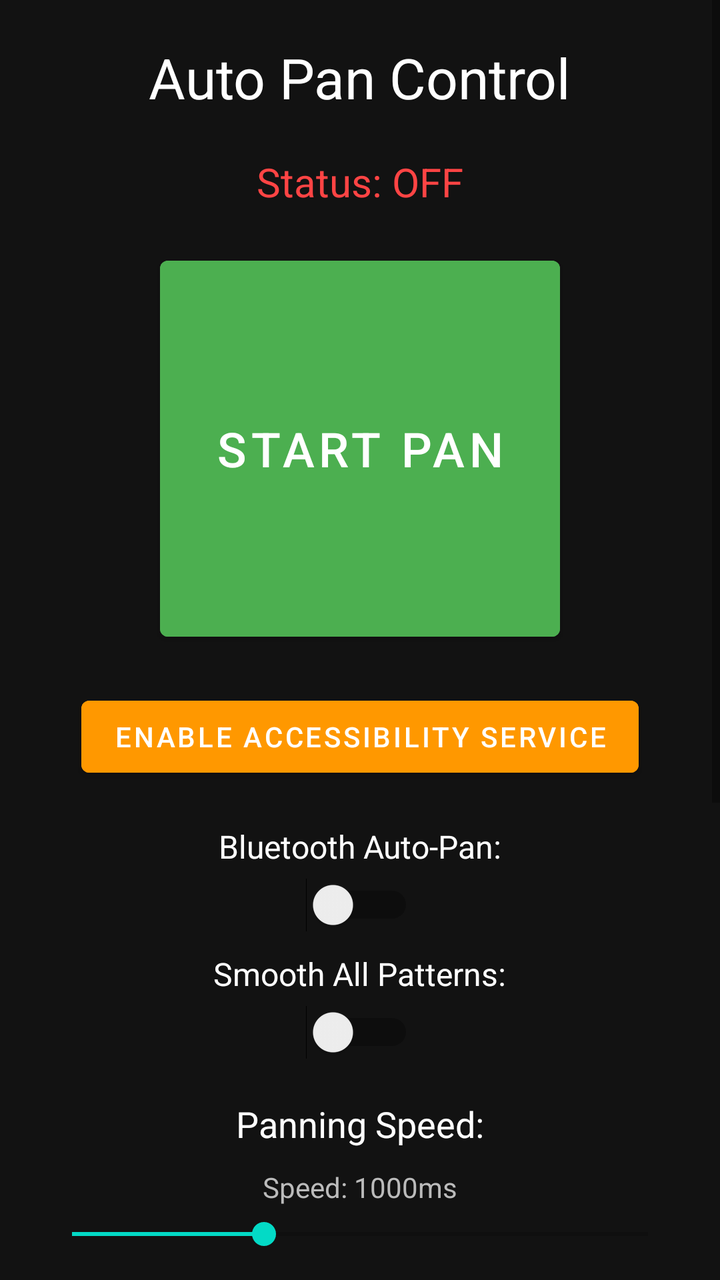
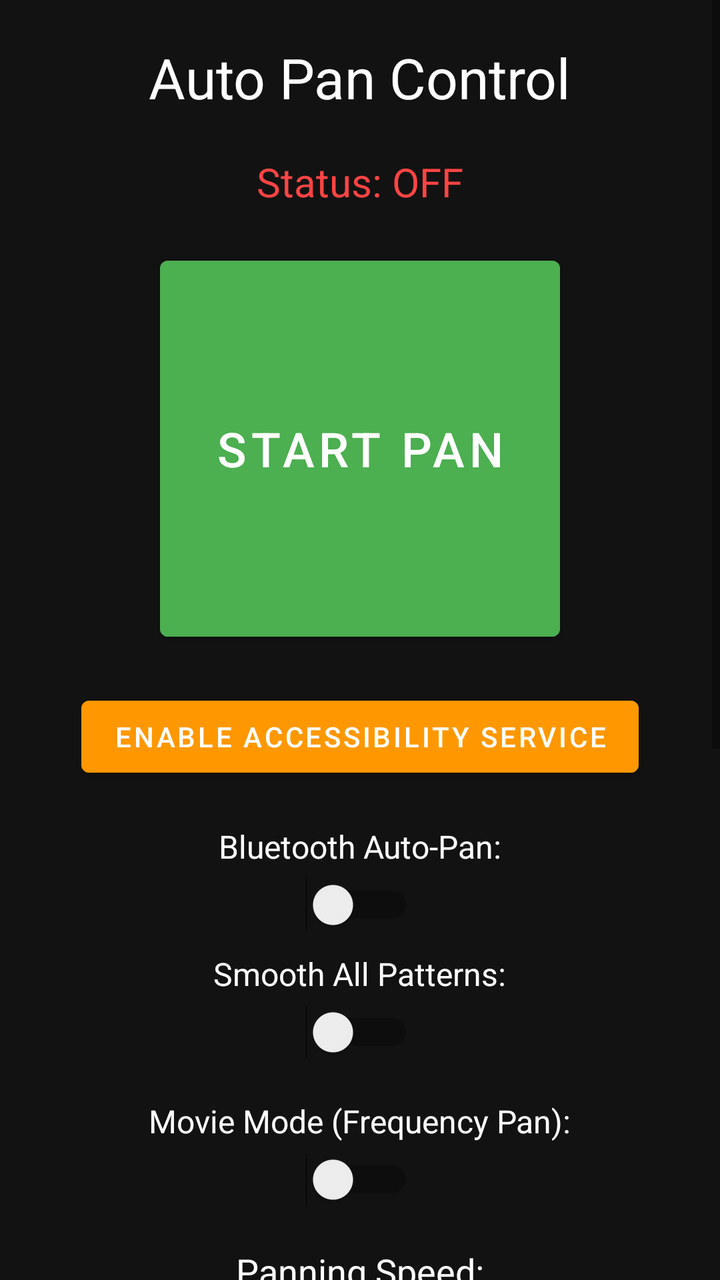

Compare the two renders of this Android layout. The source of the first and the diff that turns it into the second are given below.
<!-- AndroidManifest.xml: fallback theme Theme.MaterialComponents.DayNight.NoActionBar -->
<!-- res/layout/activity_main.xml -->
<?xml version="1.0" encoding="utf-8"?>
<ScrollView xmlns:android="http://schemas.android.com/apk/res/android"
    android:layout_width="match_parent"
    android:layout_height="match_parent"
    android:background="#121212">
    
    <LinearLayout
        android:layout_width="match_parent"
        android:layout_height="wrap_content"
        android:orientation="vertical"
        android:gravity="center"
        android:padding="20dp">
        
        <TextView
            android:layout_width="wrap_content"
            android:layout_height="wrap_content"
            android:text="Auto Pan Control"
            android:textSize="28sp"
            android:textColor="#FFFFFF"
            android:layout_marginBottom="20dp"/>
        
        <TextView
            android:id="@+id/statusText"
            android:layout_width="wrap_content"
            android:layout_height="wrap_content"
            android:text="Status: OFF"
            android:textSize="20sp"
            android:textColor="#FF4444"
            android:layout_marginBottom="20dp"/>
        
        <Button
            android:id="@+id/toggleButton"
            android:layout_width="200dp"
            android:layout_height="200dp"
            android:text="START PAN"
            android:textSize="24sp"
            android:backgroundTint="#4CAF50"
            android:layout_marginBottom="20dp"/>
        
        <Button
            android:id="@+id/accessibilityButton"
            android:layout_width="wrap_content"
            android:layout_height="wrap_content"
            android:text="Enable Accessibility Service"
            android:textSize="14sp"
            android:backgroundTint="#FF9800"
            android:layout_marginBottom="20dp"/>
        
        
        <TextView
            android:layout_width="wrap_content"
            android:layout_height="wrap_content"
            android:text="Bluetooth Auto-Pan:"
            android:textSize="16sp"
            android:textColor="#FFFFFF"
            android:layout_marginBottom="5dp"/>
        
        <Switch
            android:id="@+id/bluetoothSwitch"
            android:layout_width="wrap_content"
            android:layout_height="wrap_content"
            android:layout_marginBottom="10dp"/>
        
        <TextView
            android:layout_width="wrap_content"
            android:layout_height="wrap_content"
            android:text="Smooth All Patterns:"
            android:textSize="16sp"
            android:textColor="#FFFFFF"
            android:layout_marginBottom="5dp"/>
        
        <Switch
            android:id="@+id/smoothSwitch"
            android:layout_width="wrap_content"
            android:layout_height="wrap_content"
            android:layout_marginBottom="20dp"/>
        
        <TextView
            android:layout_width="wrap_content"
            android:layout_height="wrap_content"
            android:text="Panning Speed:"
            android:textSize="18sp"
            android:textColor="#FFFFFF"
            android:layout_marginBottom="10dp"/>
        
        <TextView
            android:id="@+id/speedText"
            android:layout_width="wrap_content"
            android:layout_height="wrap_content"
            android:text="Speed: 1000ms"
            android:textSize="14sp"
            android:textColor="#BBBBBB"
            android:layout_marginBottom="5dp"/>
        
        <SeekBar
            android:id="@+id/speedSeekBar"
            android:layout_width="match_parent"
            android:layout_height="wrap_content"
            android:max="30"
            android:progress="10"
            android:layout_marginBottom="30dp"/>
        
        <TextView
            android:layout_width="wrap_content"
            android:layout_height="wrap_content"
            android:text="Select Pattern:"
            android:textSize="20sp"
            android:textColor="#FFFFFF"
            android:layout_marginBottom="10dp"/>
        
        <RadioGroup
            android:id="@+id/patternGroup"
            android:layout_width="match_parent"
            android:layout_height="wrap_content"
            android:orientation="vertical"
            android:padding="10dp">
            
            <RadioButton
                android:id="@+id/radioSmooth"
                android:layout_width="wrap_content"
                android:layout_height="wrap_content"
                android:text="Smooth"
                android:textColor="#FFFFFF"
                android:buttonTint="#4CAF50"/>
            
            <RadioButton
                android:id="@+id/radioHard"
                android:layout_width="wrap_content"
                android:layout_height="wrap_content"
                android:text="Hard Left/Right"
                android:textColor="#FFFFFF"
                android:buttonTint="#FF9800"/>
            
            <RadioButton
                android:id="@+id/radioWave"
                android:layout_width="wrap_content"
                android:layout_height="wrap_content"
                android:text="Wave"
                android:textColor="#FFFFFF"
                android:buttonTint="#2196F3"/>
            
            <RadioButton
                android:id="@+id/radioSubtle"
                android:layout_width="wrap_content"
                android:layout_height="wrap_content"
                android:text="Subtle"
                android:textColor="#FFFFFF"
                android:buttonTint="#9C27B0"/>
            
            <RadioButton
                android:id="@+id/radioCrazy"
                android:layout_width="wrap_content"
                android:layout_height="wrap_content"
                android:text="Crazy"
                android:textColor="#FFFFFF"
                android:buttonTint="#F44336"/>
            
            <RadioButton
                android:id="@+id/radioCustom"
                android:layout_width="wrap_content"
                android:layout_height="wrap_content"
                android:text="Custom Pattern"
                android:textColor="#FFFFFF"
                android:buttonTint="#00BCD4"/>
            
        </RadioGroup>
        
        <LinearLayout
            android:id="@+id/customContainer"
            android:layout_width="match_parent"
            android:layout_height="wrap_content"
            android:orientation="vertical"
            android:visibility="gone"
            android:padding="10dp">
            
            <TextView
                android:layout_width="wrap_content"
                android:layout_height="wrap_content"
                android:text="Custom Pattern:"
                android:textSize="16sp"
                android:textColor="#00BCD4"
                android:layout_marginBottom="15dp"/>
            
            <LinearLayout
                android:layout_width="match_parent"
                android:layout_height="wrap_content"
                android:orientation="vertical"
                android:background="#1E1E1E"
                android:padding="10dp"
                android:layout_marginBottom="20dp">
                
                <LinearLayout
                    android:layout_width="match_parent"
                    android:layout_height="wrap_content"
                    android:orientation="horizontal">
                    
                    <TextView
                        android:layout_width="0dp"
                        android:layout_height="wrap_content"
                        android:layout_weight="1"
                        android:text="LEFT"
                        android:textSize="12sp"
                        android:textColor="#FF5722"
                        android:gravity="start"/>
                    
                    <TextView
                        android:layout_width="0dp"
                        android:layout_height="wrap_content"
                        android:layout_weight="1"
                        android:text="CENTER"
                        android:textSize="12sp"
                        android:textColor="#FFFFFF"
                        android:gravity="center"/>
                    
                    <TextView
                        android:layout_width="0dp"
                        android:layout_height="wrap_content"
                        android:layout_weight="1"
                        android:text="RIGHT"
                        android:textSize="12sp"
                        android:textColor="#4CAF50"
                        android:gravity="end"/>
                    
                </LinearLayout>
                
                <LinearLayout
                    android:id="@+id/graphArea"
                    android:layout_width="match_parent"
                    android:layout_height="200dp"
                    android:orientation="vertical"
                    android:layout_marginTop="5dp"
                    android:layout_marginBottom="5dp"/>
                
                <LinearLayout
                    android:layout_width="match_parent"
                    android:layout_height="wrap_content"
                    android:orientation="horizontal">
                    
                    <TextView
                        android:layout_width="0dp"
                        android:layout_height="wrap_content"
                        android:layout_weight="1"
                        android:text="-0.8"
                        android:textSize="10sp"
                        android:textColor="#888888"
                        android:gravity="start"/>
                    
                    <TextView
                        android:layout_width="0dp"
                        android:layout_height="wrap_content"
                        android:layout_weight="1"
                        android:text="-0.4"
                        android:textSize="10sp"
                        android:textColor="#888888"
                        android:gravity="center"/>
                    
                    <TextView
                        android:layout_width="0dp"
                        android:layout_height="wrap_content"
                        android:layout_weight="1"
                        android:text="0"
                        android:textSize="10sp"
                        android:textColor="#FFFFFF"
                        android:gravity="center"/>
                    
                    <TextView
                        android:layout_width="0dp"
                        android:layout_height="wrap_content"
                        android:layout_weight="1"
                        android:text="+0.4"
                        android:textSize="10sp"
                        android:textColor="#888888"
                        android:gravity="center"/>
                    
                    <TextView
                        android:layout_width="0dp"
                        android:layout_height="wrap_content"
                        android:layout_weight="1"
                        android:text="+0.8"
                        android:textSize="10sp"
                        android:textColor="#888888"
                        android:gravity="end"/>
                    
                </LinearLayout>
                
            </LinearLayout>
            
            <TextView
                android:layout_width="wrap_content"
                android:layout_height="wrap_content"
                android:text="Quick Presets:"
                android:textSize="14sp"
                android:textColor="#BBBBBB"
                android:layout_marginBottom="10dp"/>
            
            <LinearLayout
                android:layout_width="match_parent"
                android:layout_height="wrap_content"
                android:orientation="horizontal"
                android:gravity="center"
                android:layout_marginBottom="20dp">
                
                <Button
                    android:id="@+id/presetSmooth"
                    android:layout_width="0dp"
                    android:layout_height="wrap_content"
                    android:layout_weight="1"
                    android:text="Smooth"
                    android:textSize="12sp"
                    android:backgroundTint="#4CAF50"
                    android:layout_margin="2dp"/>
                
                <Button
                    android:id="@+id/presetBounce"
                    android:layout_width="0dp"
                    android:layout_height="wrap_content"
                    android:layout_weight="1"
                    android:text="Bounce"
                    android:textSize="12sp"
                    android:backgroundTint="#FF9800"
                    android:layout_margin="2dp"/>
                
                <Button
                    android:id="@+id/presetCircle"
                    android:layout_width="0dp"
                    android:layout_height="wrap_content"
                    android:layout_weight="1"
                    android:text="Circle"
                    android:textSize="12sp"
                    android:backgroundTint="#2196F3"
                    android:layout_margin="2dp"/>
                
            </LinearLayout>
            
            <LinearLayout
                android:id="@+id/slidersContainer"
                android:layout_width="match_parent"
                android:layout_height="wrap_content"
                android:orientation="vertical"/>
            
        </LinearLayout>
        
    </LinearLayout>
</ScrollView>
<!-- resources referenced by this layout -->
<resources>

</resources>

<!-- the commit's change to res/layout/activity_main.xml (unified diff, before → after) -->
@@ -74,6 +74,20 @@
             android:layout_width="wrap_content"
             android:layout_height="wrap_content"
             android:layout_marginBottom="20dp"/>
+
+        <TextView
+            android:layout_width="wrap_content"
+            android:layout_height="wrap_content"
+            android:text="Movie Mode (Frequency Pan):"
+            android:textSize="16sp"
+            android:textColor="#FFFFFF"
+            android:layout_marginBottom="5dp"/>
+        
+        <Switch
+            android:id="@+id/movieModeSwitch"
+            android:layout_width="wrap_content"
+            android:layout_height="wrap_content"
+            android:layout_marginBottom="20dp"/>
         
         <TextView
             android:layout_width="wrap_content"
